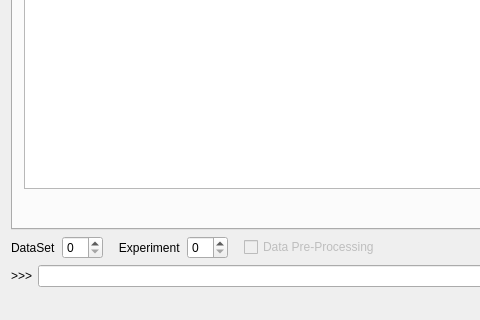
ludwigc/metabolabpy, file metabolabpy/ui/metabolabpy_mainwindow.ui: the form before one commit; both pictures show x 0 to 480 and y 465 to 785 of the 1451 by 785 pixel window.
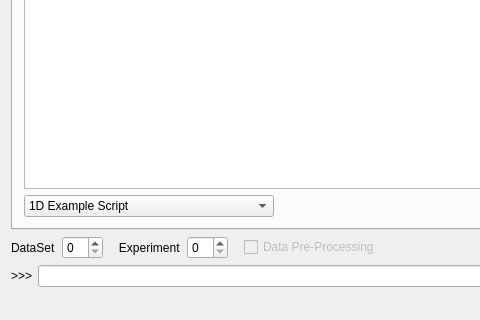
The form after the commit. The open tabs and pages were chosen to show the change. Custom widgets are drawn as their Qt base class.

Commit message: added example scripts

Diff of the .ui file:
```diff
--- a/metabolabpy/ui/metabolabpy_mainwindow.ui
+++ b/metabolabpy/ui/metabolabpy_mainwindow.ui
@@ -3021,6 +3021,26 @@
         </item>
         <item row="1" column="0">
          <layout class="QHBoxLayout" name="horizontalLayout_28">
+          <item>
+           <widget class="QComboBox" name="exampleScripts">
+            <property name="minimumSize">
+             <size>
+              <width>250</width>
+              <height>0</height>
+             </size>
+            </property>
+            <item>
+             <property name="text">
+              <string>1D Example Script</string>
+             </property>
+            </item>
+            <item>
+             <property name="text">
+              <string>2D J-res Example Script</string>
+             </property>
+            </item>
+           </widget>
+          </item>
           <item>
            <spacer name="horizontalSpacer_7">
             <property name="orientation">
```
Left out of the diff: 48 changed lines with no effect on the pictures. The commit also changes 4 other files.
